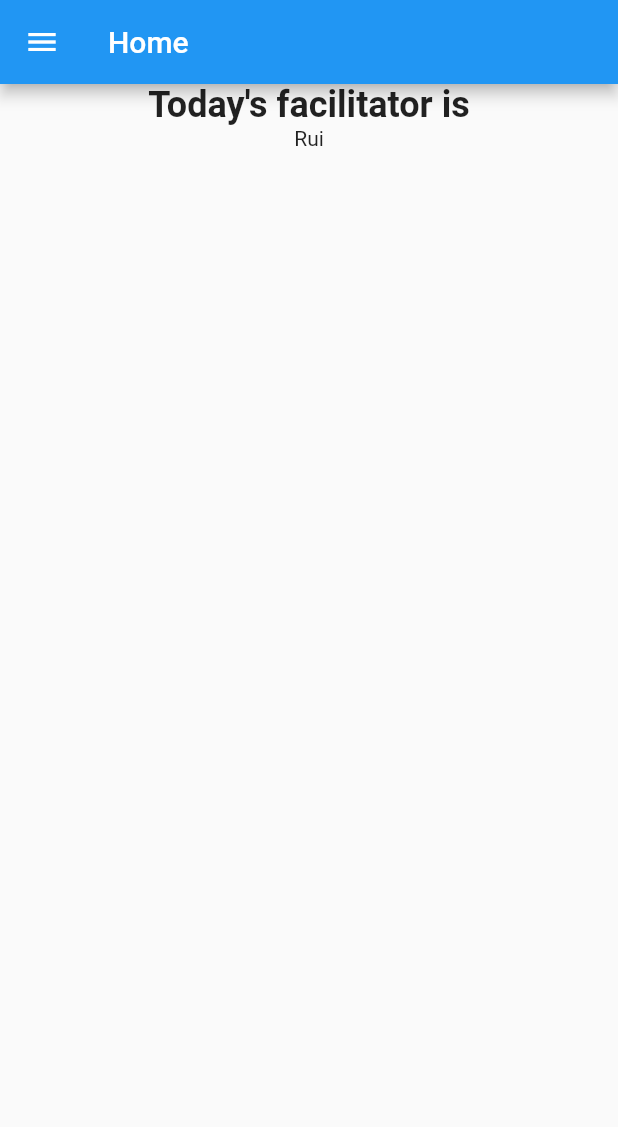
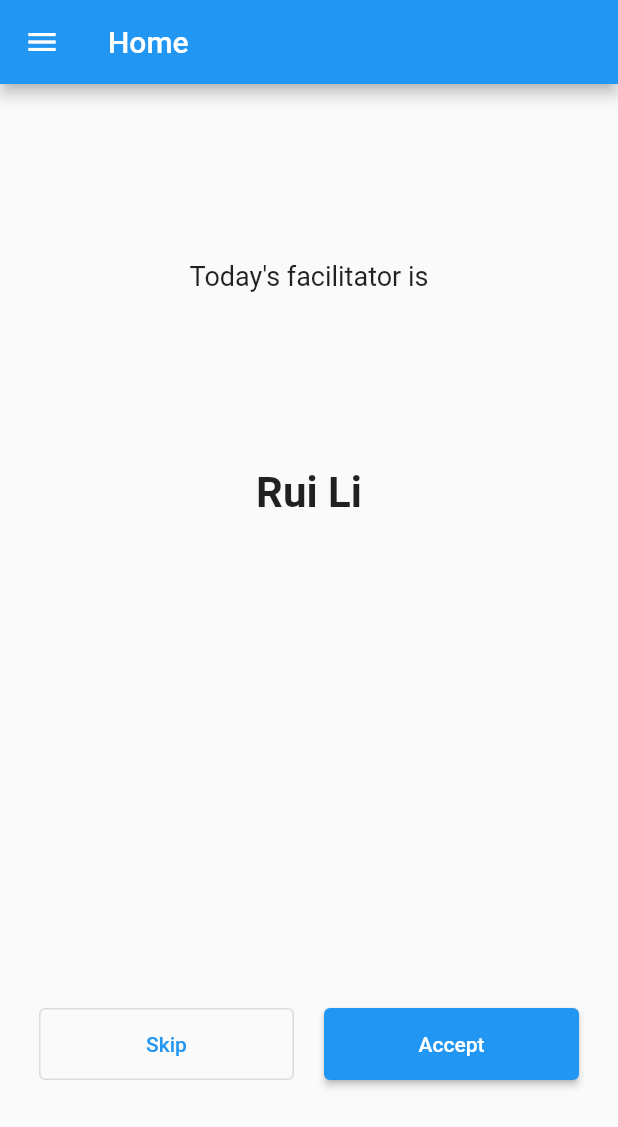
Before and after one commit to reeli/roster, a Flutter app: the screen it shows after launch, on a phone screen of 412 x 824 dp. Shown: the top 1127 px of the screen. Run offline on Flutter 3.47's test engine with Material 2 defaults, Android fonts, the phone set to English and light mode, and no system bars.

Commit message:
build standup page

```diff
--- a/lib/main.dart
+++ b/lib/main.dart
@@ -43,14 +43,54 @@ class HomePage extends StatelessWidget {
             ],
           ),
         ),
-        body: Column(children: const [
-          Center(
-            child: Text(
-              "Today's facilitator is",
-              style: TextStyle(fontSize: 24, fontWeight: FontWeight.bold),
+        body: Flex(direction: Axis.vertical, children: [
+          const Expanded(
+            flex: 1,
+            child: Center(
+              child: Text(
+                "Today's facilitator is",
+                style: TextStyle(fontSize: 18),
+              ),
             ),
           ),
-          Text("Rui")
+          const Expanded(
+              flex: 1,
+              child: Text("Rui Li",
+                  style: TextStyle(fontSize: 28, fontWeight: FontWeight.bold))),
+          Expanded(
+              flex: 1,
+              child: Container(
+                  padding: const EdgeInsets.all(16),
+                  child: Flex(
+                    direction: Axis.horizontal,
+                    children: [
+                      Expanded(
+                        flex: 1,
+                        child: Padding(
+                            padding: const EdgeInsets.symmetric(horizontal: 10),
+                            child: OutlinedButton(
+                              // style: ElevatedButton.styleFrom(
+                              //     primary: Color.fromRGBO(255, 0, 0, 1)),
+                              onPressed: () {},
+                              child: const Padding(
+                                padding: EdgeInsets.all(16),
+                                child: Text("Skip"),
+                              ),
+                            )),
+                      ),
+                      Expanded(
+                        child: Padding(
+                            padding: const EdgeInsets.symmetric(horizontal: 10),
+                            child: ElevatedButton(
+                              onPressed: () {},
+                              child: const Padding(
+                                padding: EdgeInsets.all(16),
+                                child: Text("Accept"),
+                              ),
+                            )),
+                      )
+                    ],
+                  )))
         ]));
   }
 }
```
